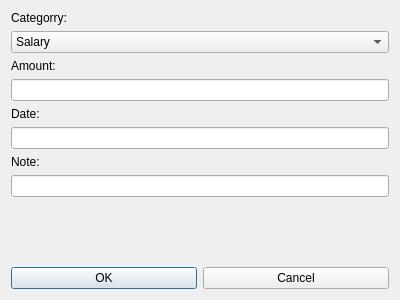
Old version of the form ui_files/Inter_Income.ui in the repository thinh-doan/Expenditure_Manager.
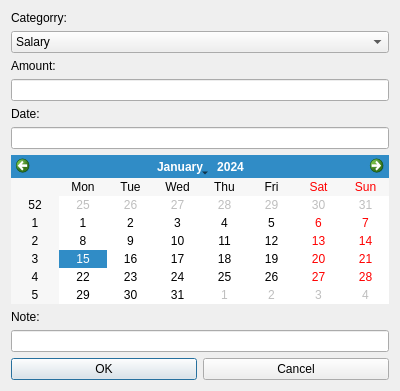
New version of the form.

Diff of the .ui file:
```diff
--- a/ui_files/Inter_Income.ui
+++ b/ui_files/Inter_Income.ui
@@ -7,7 +7,7 @@
     <x>0</x>
     <y>0</y>
     <width>400</width>
-    <height>300</height>
+    <height>362</height>
    </rect>
   </property>
   <property name="windowTitle">
@@ -72,6 +72,9 @@
      <item>
       <widget class="QLineEdit" name="txtDate"/>
      </item>
+     <item>
+      <widget class="QCalendarWidget" name="calendarWidget"/>
+     </item>
      <item>
       <widget class="QLabel" name="label_4">
        <property name="text">
```
